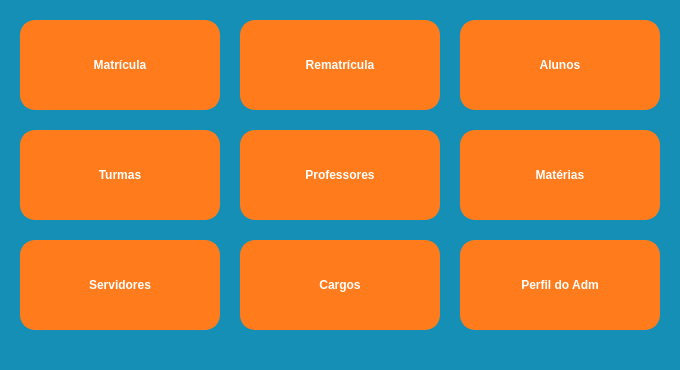
Qt form pyschool/interface/homeAdm.ui (IanLuan/PySchool) before a commit.
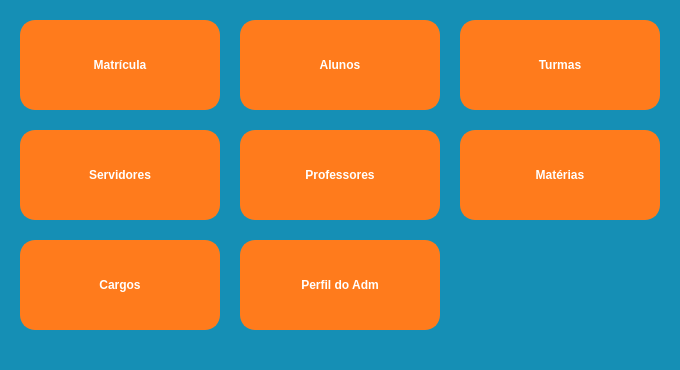
The same form after that commit. Icons and pictures are not drawn.

Patch:
```diff
--- a/pyschool/interface/homeAdm.ui
+++ b/pyschool/interface/homeAdm.ui
@@ -75,45 +75,10 @@
      <bool>false</bool>
     </property>
    </widget>
-   <widget class="QPushButton" name="btnRematricula">
-    <property name="geometry">
-     <rect>
-      <x>240</x>
-      <y>20</y>
-      <width>200</width>
-      <height>90</height>
-     </rect>
-    </property>
-    <property name="font">
-     <font>
-      <weight>75</weight>
-      <bold>true</bold>
-     </font>
-    </property>
-    <property name="styleSheet">
-     <string notr="true">border: 2px solid rgb(255, 123, 28);
-border-radius: 15px;
-background-color: rgb(255, 123, 28);
-color: #fff;</string>
-    </property>
-    <property name="text">
-     <string>Rematrícula</string>
-    </property>
-    <property name="icon">
-     <iconset>
-      <normaloff>icons/rematricula.png</normaloff>icons/rematricula.png</iconset>
-    </property>
-    <property name="iconSize">
-     <size>
-      <width>32</width>
-      <height>32</height>
-     </size>
-    </property>
-   </widget>
    <widget class="QPushButton" name="btnAlunos">
     <property name="geometry">
      <rect>
-      <x>460</x>
+      <x>240</x>
       <y>20</y>
       <width>200</width>
       <height>90</height>
@@ -218,8 +183,8 @@
    <widget class="QPushButton" name="btnTurmas">
     <property name="geometry">
      <rect>
-      <x>20</x>
-      <y>130</y>
+      <x>460</x>
+      <y>20</y>
       <width>200</width>
       <height>90</height>
      </rect>
@@ -254,7 +219,7 @@
     <property name="geometry">
      <rect>
       <x>20</x>
-      <y>240</y>
+      <y>130</y>
       <width>200</width>
       <height>90</height>
      </rect>
@@ -326,7 +291,7 @@
    <widget class="QPushButton" name="btnCargos">
     <property name="geometry">
      <rect>
-      <x>240</x>
+      <x>20</x>
       <y>240</y>
       <width>200</width>
       <height>90</height>
@@ -361,7 +326,7 @@
    <widget class="QPushButton" name="btnPerfil">
     <property name="geometry">
      <rect>
-      <x>460</x>
+      <x>240</x>
       <y>240</y>
       <width>200</width>
       <height>90</height>
```
